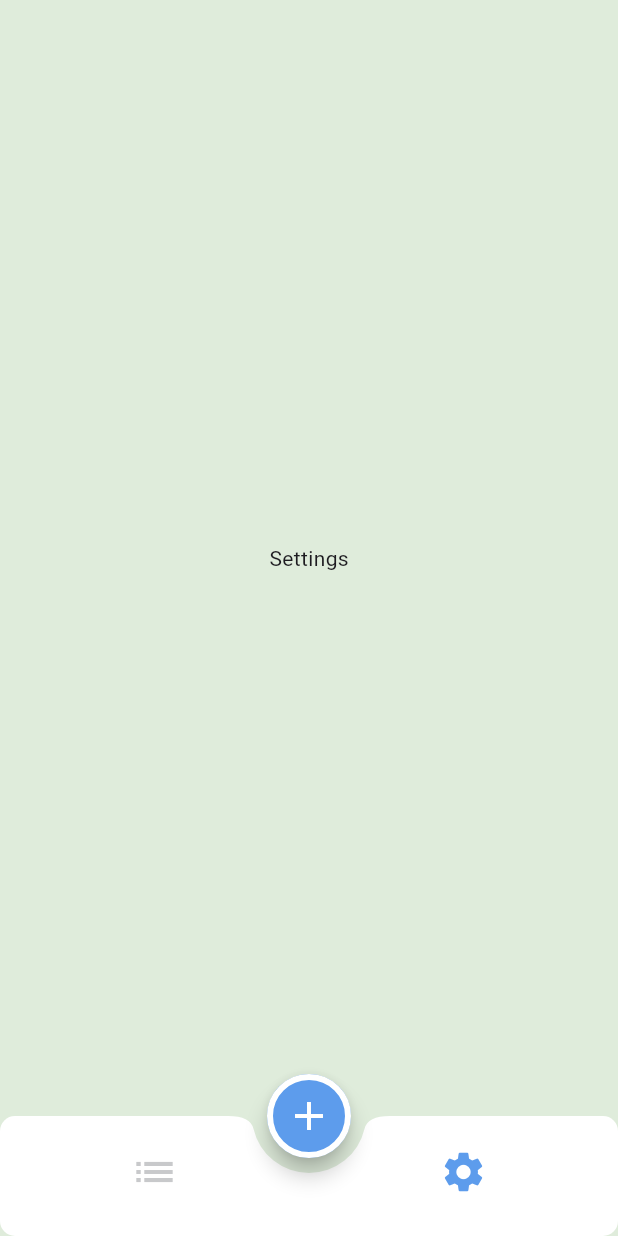
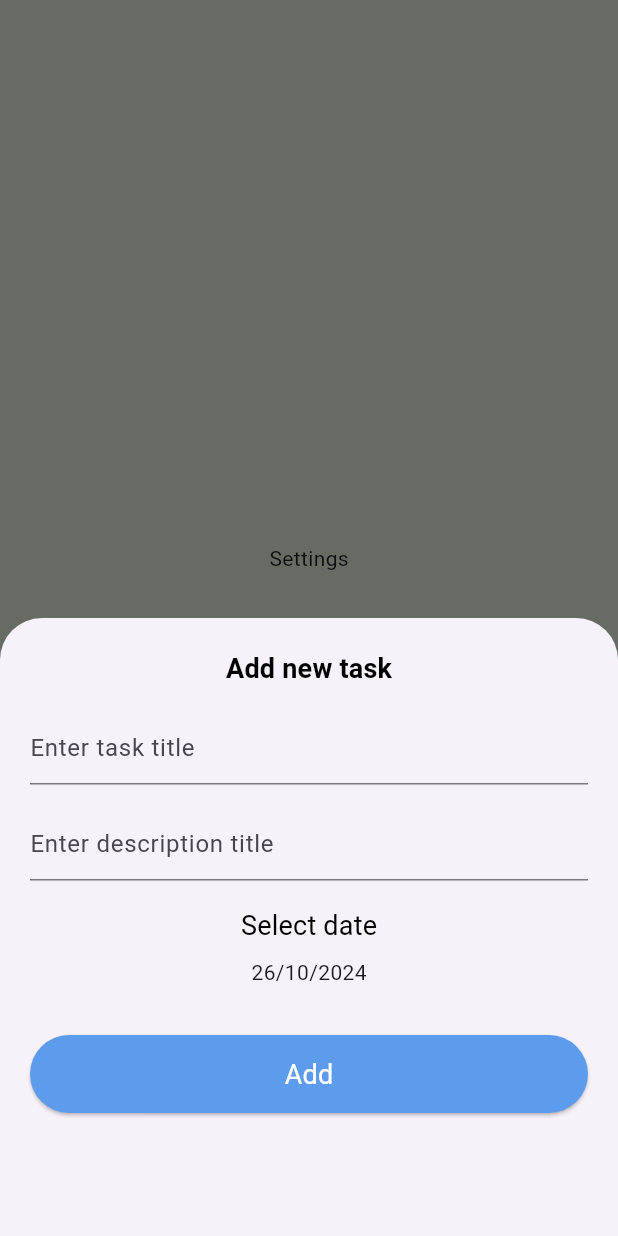
Before and after one commit to MostafaGaber135/todo_app, a Flutter app: the screen it shows after launch, item 2 of the bottom bar chosen, after a tap on the "add" icon, on a phone screen of 412 x 824 dp. Run offline on Flutter 3.47's test engine with Material 3 defaults, Android fonts, the phone set to English and light mode, and no system bars; our stand-ins replace easy_date_timeline, font_awesome_flutter.

Commit message:
Finish add task bottom sheet

```diff
--- a/lib/app_theme.dart
+++ b/lib/app_theme.dart
@@ -43,6 +43,11 @@ class AppTheme {
         color: Colors.black,
       ),
     ),
+    elevatedButtonTheme: ElevatedButtonThemeData(
+      style: ElevatedButton.styleFrom(
+        backgroundColor: primary,
+      ),
+    ),
   );
   static ThemeData darkTheme = ThemeData();
 }
--- a/lib/screens/home_screen.dart
+++ b/lib/screens/home_screen.dart
@@ -1,5 +1,6 @@
 import 'package:flutter/material.dart';
 import 'package:todo/tabs/settings/settings_tab.dart';
+import 'package:todo/tabs/tasks/add_task_bottom_sheet.dart';
 import 'package:todo/tabs/tasks/tasks_tab.dart';
 
 class HomeScreen extends StatefulWidget {
@@ -58,7 +59,10 @@ class _HomeScreenState extends State<HomeScreen> {
         ),
       ),
       floatingActionButton: FloatingActionButton(
-        onPressed: () {},
+        onPressed: () => showModalBottomSheet(
+          context: context,
+          builder: (_) => const AddTaskBottomSheet(),
+        ),
         child: const Icon(
           Icons.add,
           size: 32,
--- /dev/null
+++ b/lib/tabs/tasks/add_task_bottom_sheet.dart
@@ -0,0 +1,119 @@
+import 'package:flutter/material.dart';
+import 'package:intl/intl.dart';
+import 'package:todo/widgets/custom_elevated_button.dart';
+import 'package:todo/widgets/custom_text_form_field.dart';
+
+class AddTaskBottomSheet extends StatefulWidget {
+  const AddTaskBottomSheet({super.key});
+
+  @override
+  State<AddTaskBottomSheet> createState() => _AddTaskBottomSheetState();
+}
+
+class _AddTaskBottomSheetState extends State<AddTaskBottomSheet> {
+  TextEditingController titleController = TextEditingController();
+  TextEditingController descriptionController = TextEditingController();
+  DateTime selectedDate = DateTime.now();
+  DateFormat dateFormat = DateFormat(
+    'dd/MM/yyyy',
+  );
+  var formKey = GlobalKey<FormState>();
+  @override
+  Widget build(BuildContext context) {
+    TextStyle? titleMediumStyle = Theme.of(context).textTheme.titleMedium;
+    return Container(
+      height: MediaQuery.sizeOf(context).height * 0.5,
+      padding: const EdgeInsets.all(
+        20,
+      ),
+      child: Form(
+        key: formKey,
+        child: Column(
+          children: [
+            Text(
+              'Add new task',
+              style: titleMediumStyle,
+            ),
+            const SizedBox(
+              height: 16,
+            ),
+            CustomTextFormField(
+              controller: titleController,
+              hintText: 'Enter task title',
+              validator: (value) {
+                if (value == null || value.trim().isEmpty) {
+                  return 'Title can not be empty';
+                }
+                return null;
+              },
+            ),
+            const SizedBox(
+              height: 16,
+            ),
+            CustomTextFormField(
+              controller: descriptionController,
+              hintText: 'Enter description title',
+              validator: (value) {
+                if (value == null || value.trim().isEmpty) {
+                  return 'Description can not be empty';
+                }
+                return null;
+              },
+            ),
+            const SizedBox(
+              height: 16,
+            ),
+            Text(
+              'Select date',
+              style: titleMediumStyle?.copyWith(
+                fontWeight: FontWeight.w400,
+              ),
+            ),
+            const SizedBox(
+              height: 8,
+            ),
+            InkWell(
+              onTap: () async {
+                DateTime? dateTime = await showDatePicker(
+                  context: context,
+                  firstDate: DateTime.now(),
+                  initialDate: selectedDate,
+                  lastDate: DateTime.now().add(
+                    const Duration(
+                      days: 365,
+                    ),
+                  ),
+                  initialEntryMode: DatePickerEntryMode.calendarOnly,
+                );
+                if (dateTime != null && dateTime != selectedDate) {
+                  selectedDate = dateTime;
+                  setState(() {});
+                }
+              },
+              child: Text(
+                dateFormat.format(
+                  selectedDate,
+                ),
+              ),
+            ),
+            const SizedBox(
+              height: 32,
+            ),
+            CustomElevatedButton(
+              label: 'Add',
+              onPressed: () {
+                if (formKey.currentState!.validate()) {
+                  addTask();
+                }
+              },
+            ),
+          ],
+        ),
+      ),
+    );
+  }
+
+  void addTask() {
+    print('add called');
+  }
+}
--- /dev/null
+++ b/lib/widgets/custom_elevated_button.dart
@@ -0,0 +1,28 @@
+import 'package:flutter/material.dart';
+import 'package:todo/app_theme.dart';
+
+class CustomElevatedButton extends StatelessWidget {
+  const CustomElevatedButton(
+      {super.key, required this.label, required this.onPressed});
+  final String label;
+  final VoidCallback onPressed;
+  @override
+  Widget build(BuildContext context) {
+    return ElevatedButton(
+      onPressed: onPressed,
+      style: ElevatedButton.styleFrom(
+        fixedSize: Size(
+          MediaQuery.sizeOf(context).width,
+          52,
+        ),
+      ),
+      child: Text(
+        label,
+        style: Theme.of(context).textTheme.titleMedium?.copyWith(
+              fontWeight: FontWeight.w400,
+              color: AppTheme.white,
+            ),
+      ),
+    );
+  }
+}
--- /dev/null
+++ b/lib/widgets/custom_text_form_field.dart
@@ -0,0 +1,23 @@
+import 'package:flutter/material.dart';
+
+class CustomTextFormField extends StatelessWidget {
+  const CustomTextFormField({
+    super.key,
+    required this.controller,
+    required this.hintText,
+    this.validator,
+  });
+  final TextEditingController controller;
+  final String hintText;
+  final String? Function(String?)? validator;
+  @override
+  Widget build(BuildContext context) {
+    return TextFormField(
+      controller: controller,
+      decoration: InputDecoration(
+        hintText: hintText,
+      ),
+      validator: validator,
+    );
+  }
+}
--- a/pubspec.yaml
+++ b/pubspec.yaml
@@ -33,6 +33,7 @@ dependencies:
   flutter:
     sdk: flutter
   font_awesome_flutter: ^10.7.0
+  intl: ^0.19.0
 
 dev_dependencies:
   flutter_lints: ^4.0.0
```
Also changed, not shown: pubspec.lock.
